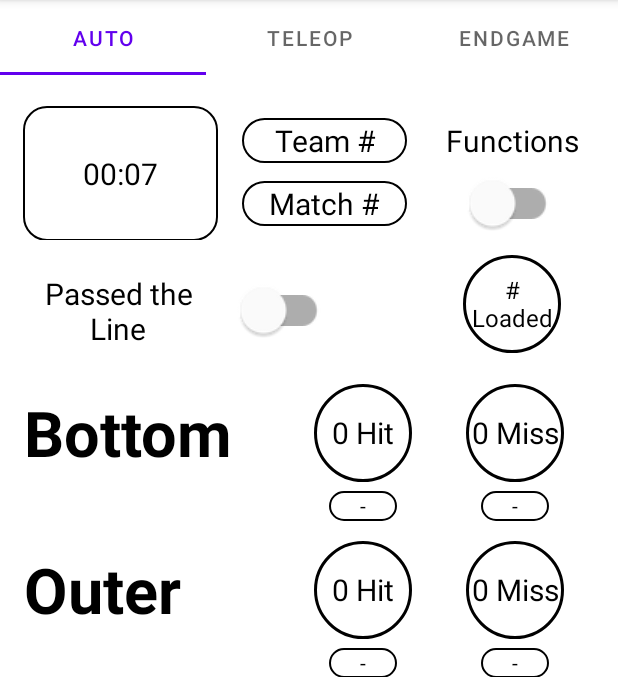
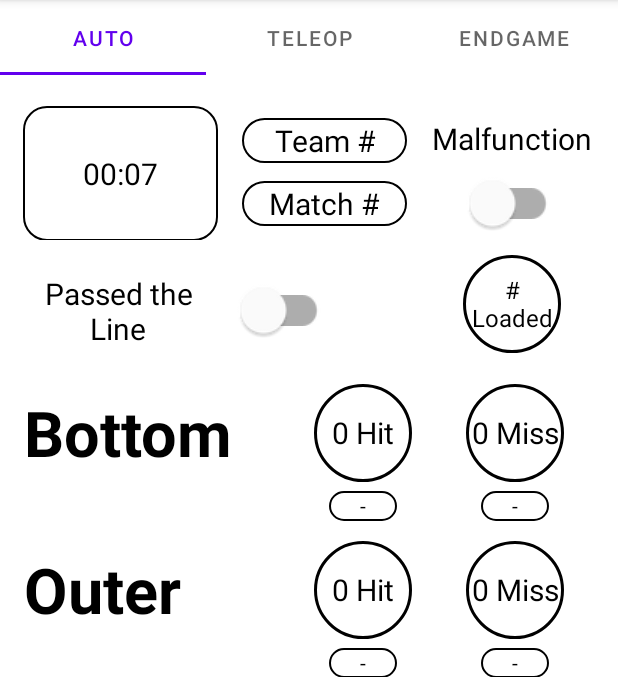
Before and after one commit to EverGreen7112/Treetop, an Android app: the screen it shows after launch (SC_ScoutingForm), on a phone screen of 412 x 824 dp, the part 84-761 px from its top. Run offline under Robolectric (Android 15) with nearby library versions, the phone set to English and light mode, and no system bars; our stand-ins replace Firebase (no records; nobody signed in at launch, a user with empty details on screens opened directly).

Commit message:
`[✓] ref(act/scout/form): change function switch to "malfunction"`
**PREVIOUSLY:**
- Form's top bar included a "funciton" switch, so we can collect information about when a robot is not.

**NOW:**
Switch label is "Malfunction"

**BECAUSE:**
Measuring malfunctions directly will make it much easier on us while being a minuscule difference to actual scouters.

—

COMPILES: Yes
RUNS: Yes
WORKS: Yes
BUGS: None

```diff
--- a/app/src/main/java/com/evergreen/treetop/ui/fragments/form/SC_FormHeaderFragment.java
+++ b/app/src/main/java/com/evergreen/treetop/ui/fragments/form/SC_FormHeaderFragment.java
@@ -50,7 +50,7 @@
         Log.v("UI_EVENT", "Posting autonomous Match Timer increment");
 
         new SequenceSwitch(
-                "Functions",
+                "Malfunctions",
                 GameStage.getCurrentStage().getName().toLowerCase() + "/function",
                 thisView.findViewById(R.id.sc_form_auto_function_switch),
                 thisView.findViewById(R.id.sc_form_auto_function_label)
```
